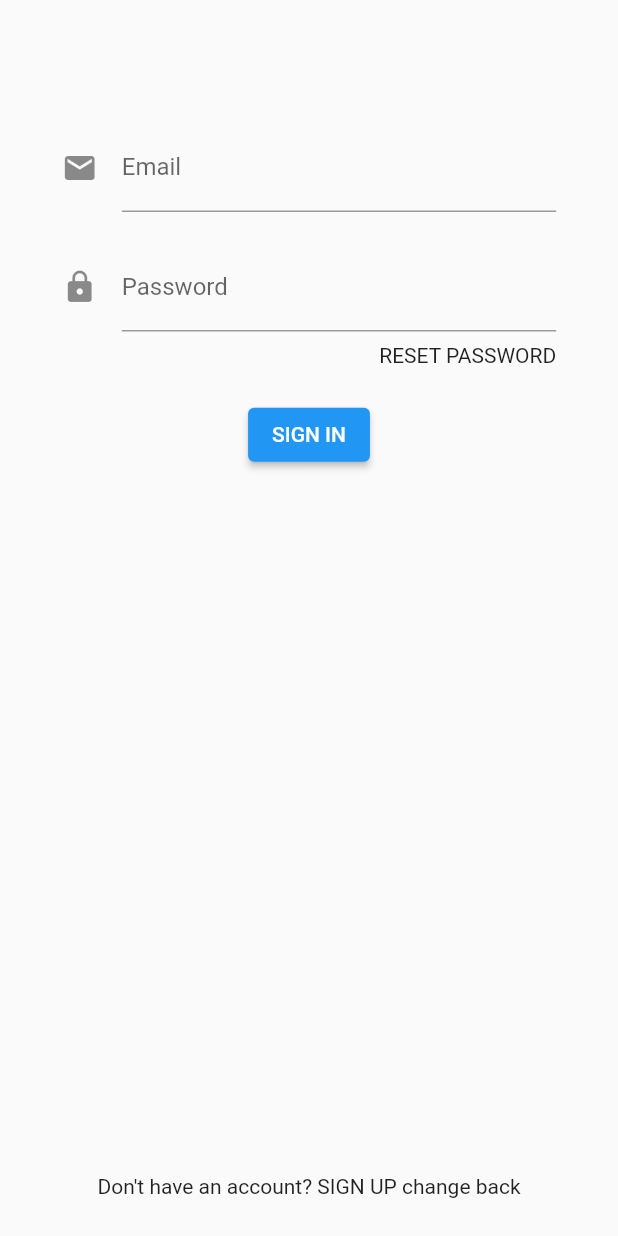
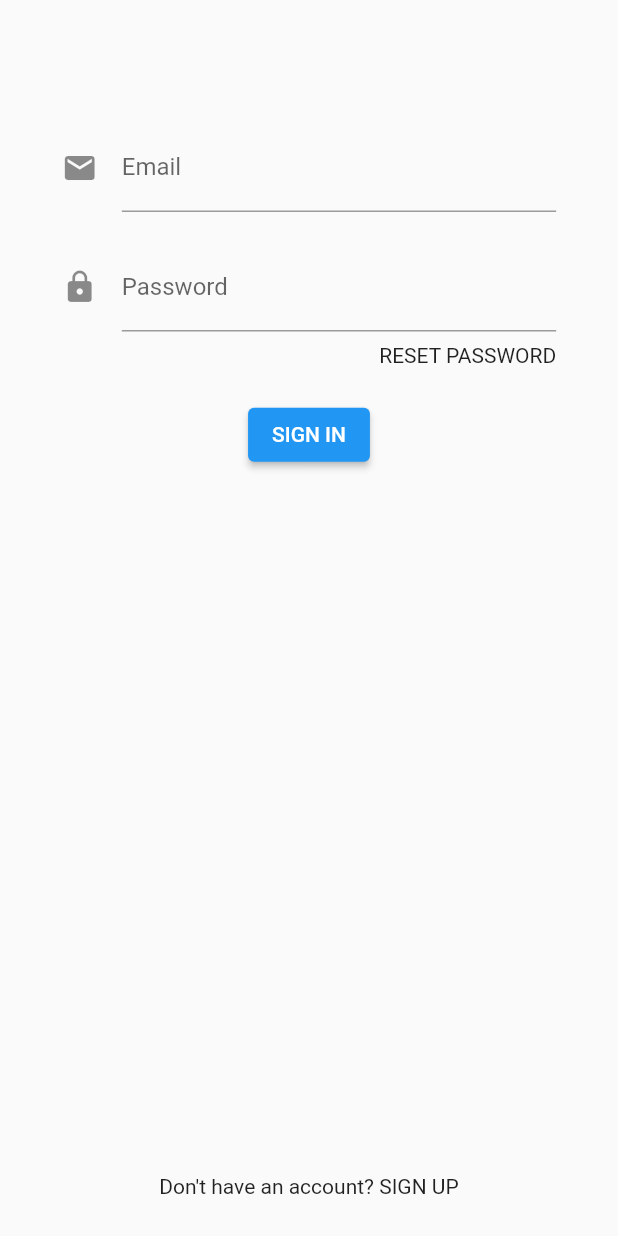
Before and after one commit to KirbyNguyen/budget, a Flutter app: the screen it shows after launch, on a phone screen of 412 x 824 dp. Run offline on Flutter 3.47's test engine with Material 2 defaults, Android fonts, the phone set to English and light mode, and no system bars; our stand-ins replace cloud_firestore, firebase_auth, firebase_core, flutter_colorpicker; accounts and stored records are empty.

Commit message:
changed back 'testing Pull request'

```diff
--- a/lib/pages/authentication/SignInPage.dart
+++ b/lib/pages/authentication/SignInPage.dart
@@ -39,7 +39,7 @@ class SignInPage extends StatelessWidget {
                       ),
                     );
                   },
-                  child: Text("SIGN UP change back"),
+                  child: Text("SIGN UP"),
                 ),
               ],
             ),
```
